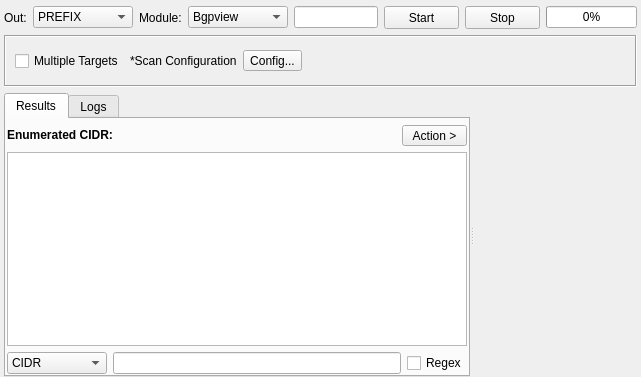
Old version of the form sub3suite/src/enums/cidr/CidrEnum.ui in the repository 3nock/OTE.
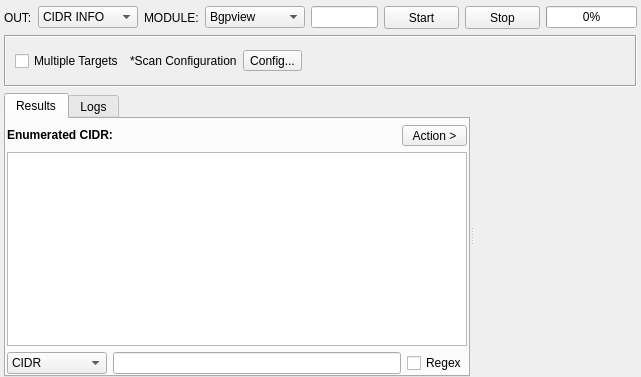
New version of the form. Custom widgets are drawn as their Qt base class.

Commit message: refctored CIDR Enum

Diff of the .ui file:
```diff
--- a/sub3suite/src/enums/cidr/CidrEnum.ui
+++ b/sub3suite/src/enums/cidr/CidrEnum.ui
@@ -31,7 +31,7 @@
      <item>
       <widget class="QLabel" name="labelOutput">
        <property name="text">
-        <string>Out:</string>
+        <string>OUT:</string>
        </property>
       </widget>
      </item>
@@ -45,7 +45,7 @@
        </property>
        <item>
         <property name="text">
-         <string>PREFIX</string>
+         <string>CIDR INFO</string>
         </property>
        </item>
       </widget>
@@ -53,7 +53,7 @@
      <item>
       <widget class="QLabel" name="labelModule">
        <property name="text">
-        <string>Module:</string>
+        <string>MODULE:</string>
        </property>
       </widget>
      </item>
```
Left out of the diff: 2 changed lines with no effect on the pictures. The commit also changes 7 other files.
